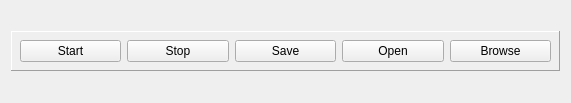
Above: host/form.ui from olegv142/NRF51Chrono before the change. Below: the same form after it.
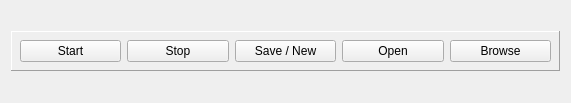
That is the form after the change. Icons and pictures are not drawn.

Commit message: Save button is renamed to Save / New

Diff of the .ui file:
```diff
--- a/host/form.ui
+++ b/host/form.ui
@@ -73,7 +73,7 @@
         <item>
          <widget class="QPushButton" name="btSave">
           <property name="text">
-           <string>Save</string>
+           <string>Save / New</string>
           </property>
          </widget>
         </item>
```
